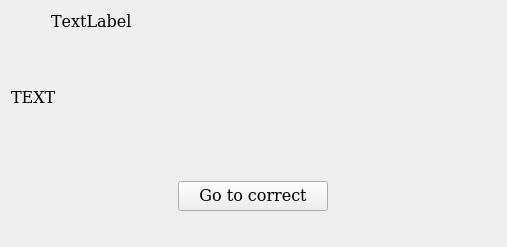
Above: ui/ui_dialog.ui from BiaPyX/BiaPy-GUI before the change. Below: the same form after it.
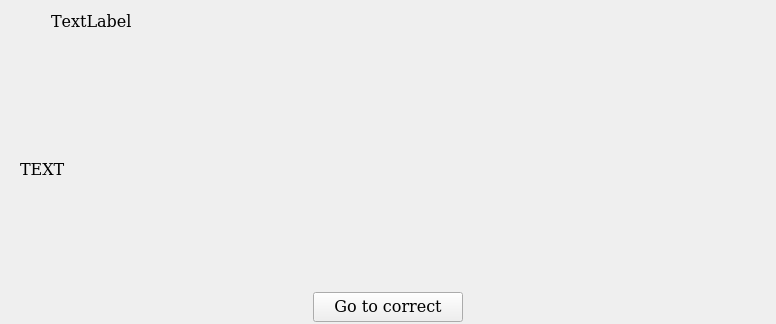
That is the form after the change.

Diff of the .ui file:
```diff
--- a/ui/ui_dialog.ui
+++ b/ui/ui_dialog.ui
@@ -6,8 +6,8 @@
    <rect>
     <x>0</x>
     <y>0</y>
-    <width>507</width>
-    <height>247</height>
+    <width>776</width>
+    <height>324</height>
    </rect>
   </property>
   <property name="minimumSize">
@@ -186,6 +186,24 @@
           <number>0</number>
          </property>
          <item>
+          <widget class="QScrollArea" name="scrollArea">
+           <property name="frameShape">
+            <enum>QFrame::Shape::NoFrame</enum>
+           </property>
+           <property name="widgetResizable">
+            <bool>true</bool>
+           </property>
+           <widget class="QWidget" name="scrollAreaWidgetContents">
+            <property name="geometry">
+             <rect>
+              <x>0</x>
+              <y>0</y>
+              <width>754</width>
+              <height>241</height>
+             </rect>
+            </property>
+            <layout class="QVBoxLayout" name="verticalLayout_4">
+             <item>
           <widget class="QLabel" name="error_message_label">
            <property name="font">
             <font>
@@ -206,8 +224,12 @@
             <bool>true</bool>
            </property>
            <property name="textInteractionFlags">
-            <set>Qt::LinksAccessibleByKeyboard|Qt::LinksAccessibleByMouse|Qt::TextBrowserInteraction|Qt::TextSelectableByKeyboard|Qt::TextSelectableByMouse</set>
-           </property>
+                <set>Qt::TextInteractionFlag::LinksAccessibleByKeyboard|Qt::TextInteractionFlag::LinksAccessibleByMouse|Qt::TextInteractionFlag::TextBrowserInteraction|Qt::TextInteractionFlag::TextSelectableByKeyboard|Qt::TextInteractionFlag::TextSelectableByMouse</set>
+               </property>
+              </widget>
+             </item>
+            </layout>
+           </widget>
           </widget>
          </item>
          <item>
```
Left out of the diff: 24 changed lines with no effect on the pictures. Lines whose indentation alone changed are shown as unchanged.
